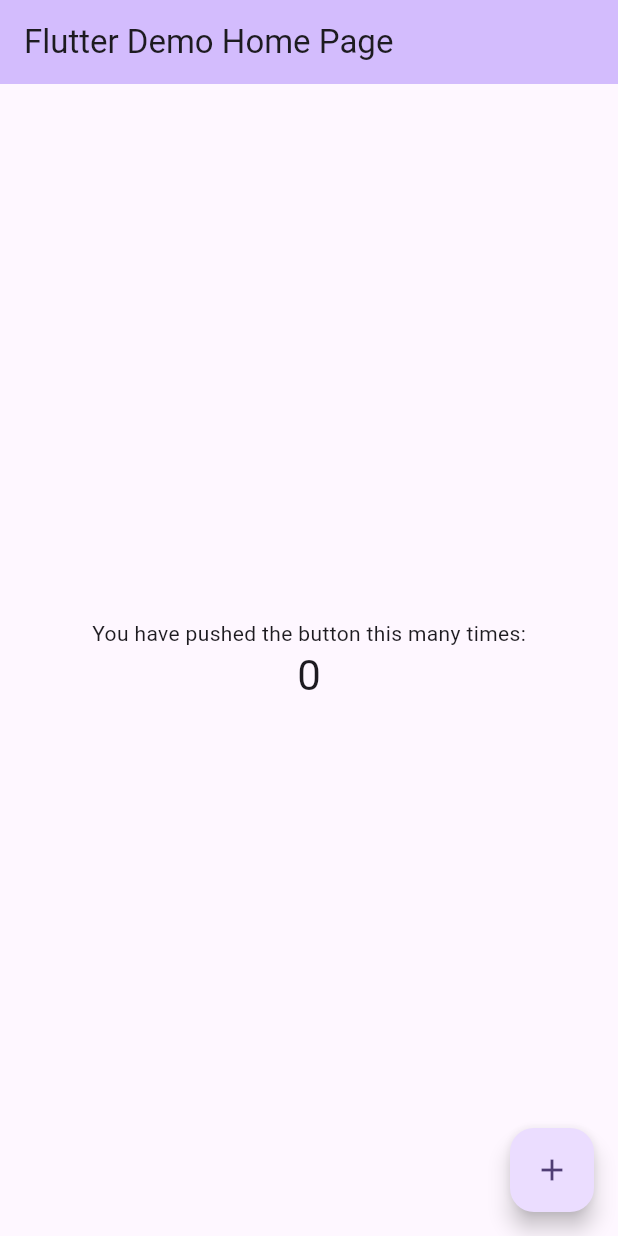
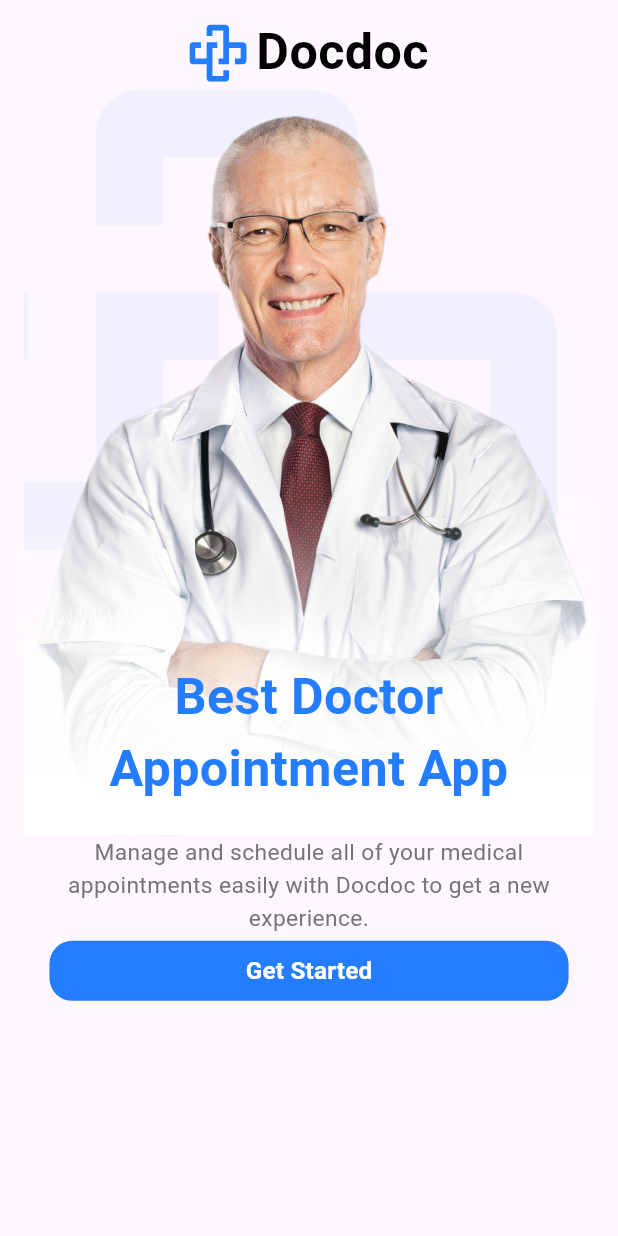
Before and after one commit to Abdallh-Oudaa/advanced-project, a Flutter app: the screen it shows after launch, on a phone screen of 412 x 824 dp. Run offline on Flutter 3.47's test engine with Material 3 defaults, Android fonts, the phone set to English and light mode, and no system bars; our stand-ins replace flutter_screenutil, flutter_svg.

Commit message:
just fake commit

```diff
--- /dev/null
+++ b/lib/core/helper/extension.dart
@@ -0,0 +1,13 @@
+import 'package:flutter/cupertino.dart';
+
+extension NavigatorEnxtension on BuildContext{
+  pushNamed(String routName,{Object? arguments}){
+    return Navigator.pushNamed(this, routName);
+  }
+  pushReplacementNamed(String routName,{Object? arguments}){
+    return Navigator.pushReplacementNamed(this, routName);
+  }
+  pop(){
+    return Navigator.pop(this);
+  }
+}
--- /dev/null
+++ b/lib/core/helper/text_style.dart
@@ -0,0 +1,10 @@
+import 'package:flutter/material.dart';
+import 'package:flutter_screenutil/flutter_screenutil.dart';
+
+class TextStyleHelper {
+  static TextStyle font32blueWeight700 = TextStyle(
+      color: Colors.black, fontSize: 33.sp, fontWeight: FontWeight.w700);
+  static TextStyle font15GrayWeight400=TextStyle(fontSize: 15.sp,fontWeight: FontWeight.w400,color: const Color(0xff757575));
+  static TextStyle font16WhiteWeight600 = TextStyle(
+      color: Colors.white, fontSize: 16.sp, fontWeight: FontWeight.w600);
+}
--- /dev/null
+++ b/lib/core/routing/constant_routes.dart
@@ -0,0 +1,4 @@
+class ConstantRoutes{
+  static const String onBoardingScreen="/onboardingScreen";
+  static const String loginScreen="/loginScreen";
+}
--- /dev/null
+++ b/lib/core/routing/generate_route.dart
@@ -0,0 +1,26 @@
+import 'package:advanced_project/core/routing/constant_routes.dart';
+import 'package:advanced_project/features/login/ui/login_screen.dart';
+import 'package:advanced_project/features/onboarding/onboarding_screen.dart';
+
+import 'package:flutter/material.dart';
+
+class GenerateRouts {
+  static Route onGenerateRouts(RouteSettings settings) {
+    switch (settings.name) {
+      case ConstantRoutes.onBoardingScreen:
+        return MaterialPageRoute(
+            builder: (context) => const OnboardingScreen());
+      case ConstantRoutes.loginScreen:
+        return MaterialPageRoute(
+            builder: (context) => const LoginScreen());
+      default:
+        return MaterialPageRoute(
+          builder: (context) => const Scaffold(
+            body: Center(
+              child: Text("no page found"),
+            ),
+          ),
+        );
+    }
+  }
+}
--- /dev/null
+++ b/lib/core/themeing/colors_manager.dart
@@ -0,0 +1,6 @@
+import 'dart:ui';
+
+class ColorsManager{
+
+  static Color blueColor=const Color(0xff247CFF);
+}
--- /dev/null
+++ b/lib/doc_doc.dart
@@ -0,0 +1,28 @@
+import 'package:advanced_project/core/routing/generate_route.dart';
+import 'package:advanced_project/core/themeing/colors_manager.dart';
+import 'package:advanced_project/features/onboarding/onboarding_screen.dart';
+import 'package:flutter/material.dart';
+import 'package:flutter_screenutil/flutter_screenutil.dart';
+
+import 'core/routing/constant_routes.dart';
+
+class DocDoc extends StatelessWidget {
+  const DocDoc({super.key});
+
+  @override
+  Widget build(BuildContext context) {
+    return ScreenUtilInit(
+      designSize: const Size(375, 812),
+      minTextAdapt: true,
+      splitScreenMode: true,
+      child: MaterialApp(
+        debugShowCheckedModeBanner: false,
+        onGenerateRoute:GenerateRouts.onGenerateRouts ,
+        initialRoute: ConstantRoutes.onBoardingScreen,
+        theme: ThemeData(
+          primaryColor:ColorsManager.blueColor
+        ),
+      ),
+    );
+  }
+}
--- /dev/null
+++ b/lib/features/login/ui/login_screen.dart
@@ -0,0 +1,10 @@
+import 'package:flutter/material.dart';
+
+class LoginScreen extends StatelessWidget {
+  const LoginScreen({super.key});
+
+  @override
+  Widget build(BuildContext context) {
+    return const Scaffold(backgroundColor: Colors.yellow,);
+  }
+}
--- /dev/null
+++ b/lib/features/onboarding/onboarding_screen.dart
@@ -0,0 +1,69 @@
+import 'package:advanced_project/core/helper/extension.dart';
+import 'package:advanced_project/core/routing/constant_routes.dart';
+import 'package:advanced_project/core/routing/generate_route.dart';
+import 'package:advanced_project/core/themeing/colors_manager.dart';
+import 'package:advanced_project/features/onboarding/widgets/icon_title_widget.dart';
+import 'package:advanced_project/features/onboarding/widgets/image_title_widget.dart';
+import 'package:flutter/material.dart';
+import 'package:flutter_screenutil/flutter_screenutil.dart';
+
+import '../../core/helper/text_style.dart';
+
+class OnboardingScreen extends StatelessWidget {
+  const OnboardingScreen({super.key});
+
+  @override
+  Widget build(BuildContext context) {
+    return SafeArea(
+      child: Scaffold(
+        body: Container(
+          width: double.infinity,
+          height: double.infinity,
+          padding: EdgeInsets.only(top: 10.w, bottom: 5.h),
+          child: SingleChildScrollView(
+            child: Column(
+              // crossAxisAlignment: CrossAxisAlignment.stretch,
+              children: [
+                const IconTitleWidget(),
+                const ImageTitleWidget(),
+                Container(
+                  padding:
+                      EdgeInsets.symmetric(horizontal: 30.w, vertical: 0.h),
+                  child: Column(
+                      crossAxisAlignment: CrossAxisAlignment.center,
+                      children: [
+                        Text(
+                          "Manage and schedule all of your medical appointments "
+                          "easily with Docdoc to get a new experience.",
+                          style: TextStyleHelper.font15GrayWeight400,
+                          textAlign: TextAlign.center,
+                        ),
+                        SizedBox(
+                          width: double.infinity,
+                          child: TextButton(
+                              style: ButtonStyle(
+                                  backgroundColor: WidgetStatePropertyAll(
+                                      ColorsManager.blueColor),
+                                  shape: WidgetStatePropertyAll(
+                                      RoundedRectangleBorder(
+                                          borderRadius:
+                                              BorderRadiusGeometry.circular(
+                                                  15.r)))),
+                              onPressed: () {
+                                context.pushNamed(ConstantRoutes.loginScreen);
+                              },
+                              child: Text(
+                                "Get Started",
+                                style: TextStyleHelper.font16WhiteWeight600,
+                              )),
+                        )
+                      ]),
+                )
+              ],
+            ),
+          ),
+        ),
+      ),
+    );
+  }
+}
--- /dev/null
+++ b/lib/features/onboarding/widgets/icon_title_widget.dart
@@ -0,0 +1,20 @@
+import 'package:advanced_project/core/helper/text_style.dart';
+import 'package:flutter/material.dart';
+import 'package:flutter_screenutil/flutter_screenutil.dart';
+import 'package:flutter_svg/flutter_svg.dart';
+
+class IconTitleWidget extends StatelessWidget{
+  const IconTitleWidget({super.key});
+
+  @override
+  Widget build(BuildContext context) {
+    return Row(
+      mainAxisAlignment: MainAxisAlignment.center,
+      children: [
+      SvgPicture.asset("assets/svgs/onborading_docdoc_icon.svg"),
+      SizedBox(width: 5.w,),
+      Text("Docdoc",style: TextStyleHelper.font32blueWeight700,),
+    ],);
+  }
+
+}
--- /dev/null
+++ b/lib/features/onboarding/widgets/image_title_widget.dart
@@ -0,0 +1,48 @@
+import 'package:advanced_project/core/themeing/colors_manager.dart';
+import 'package:flutter/material.dart';
+import 'package:flutter_screenutil/flutter_screenutil.dart';
+
+import '../../../core/helper/text_style.dart';
+
+class ImageTitleWidget extends StatelessWidget {
+  const ImageTitleWidget({super.key});
+
+  @override
+  Widget build(BuildContext context) {
+    return Stack(
+
+      children: [
+        Image.asset(
+          "assets/images/onborading_image.png",
+         // height: 306.h,
+        ),
+        Container(
+          foregroundDecoration:  const BoxDecoration(
+          gradient: LinearGradient(colors: [
+            Colors.white,
+            Color(0xff80fffffff),
+          ],
+             begin: Alignment.bottomCenter,
+            end: Alignment.center,
+            stops: [0.14,0.9]
+          ),
+          ),
+          child: Image.asset(
+            "assets/images/onborading_doctor_image.png",
+            height: 491.h,
+          ),
+        ),
+        Positioned(
+          bottom: 20.h,
+           left: 10.w,
+          right: 10.w,
+          child: Text(
+            "Best Doctor Appointment App",
+            style: TextStyleHelper.font32blueWeight700
+                .copyWith(color: ColorsManager.blueColor),textAlign: TextAlign.center,
+          ),
+        )
+      ],
+    );
+  }
+}
--- a/lib/main.dart
+++ b/lib/main.dart
@@ -1,105 +1,8 @@
+import 'package:advanced_project/doc_doc.dart';
 import 'package:flutter/material.dart';
 
+import 'features/onboarding/onboarding_screen.dart';
+
 void main() {
-  runApp(const MyApp());
+  runApp(const DocDoc());
 }
-
-class MyApp extends StatelessWidget {
-  const MyApp({super.key});
-
-  // This widget is the root of your application.
-  @override
-  Widget build(BuildContext context) {
-    return MaterialApp(
-      title: 'Flutter Demo',
-      theme: ThemeData(
-
-
-        colorScheme: ColorScheme.fromSeed(seedColor: Colors.deepPurple),
-        useMaterial3: true,
-      ),
-      home: const MyHomePage(title: 'Flutter Demo Home Page'),
-    );
-  }
-}
-
-class MyHomePage extends StatefulWidget {
-  const MyHomePage({super.key, required this.title});
-
-
-
-  final String title;
-
-  @override
-  State<MyHomePage> createState() => _MyHomePageState();
-}
-
-class _MyHomePageState extends State<MyHomePage> {
-  int _counter = 0;
-
-  void _incrementCounter() {
-    setState(() {
-      // This call to setState tells the Flutter framework that something has
-      // changed in this State, which causes it to rerun the build method below
-      // so that the display can reflect the updated values. If we changed
-      // _counter without calling setState(), then the build method would not be
-      // called again, and so nothing would appear to happen.
-      _counter++;
-    });
-  }
-
-  @override
-  Widget build(BuildContext context) {
-    // This method is rerun every time setState is called, for instance as done
-    // by the _incrementCounter method above.
-    //
-    // The Flutter framework has been optimized to make rerunning build methods
-    // fast, so that you can just rebuild anything that needs updating rather
-    // than having to individually change instances of widgets.
-    return Scaffold(
-      appBar: AppBar(
-        // TRY THIS: Try changing the color here to a specific color (to
-        // Colors.amber, perhaps?) and trigger a hot reload to see the AppBar
-        // change color while the other colors stay the same.
-        backgroundColor: Theme.of(context).colorScheme.inversePrimary,
-        // Here we take the value from the MyHomePage object that was created by
-        // the App.build method, and use it to set our appbar title.
-        title: Text(widget.title),
-      ),
-      body: Center(
-        // Center is a layout widget. It takes a single child and positions it
-        // in the middle of the parent.
-        child: Column(
-          // Column is also a layout widget. It takes a list of children and
-          // arranges them vertically. By default, it sizes itself to fit its
-          // children horizontally, and tries to be as tall as its parent.
-          //
-          // Column has various properties to control how it sizes itself and
-          // how it positions its children. Here we use mainAxisAlignment to
-          // center the children vertically; the main axis here is the vertical
-          // axis because Columns are vertical (the cross axis would be
-          // horizontal).
-          //
-          // TRY THIS: Invoke "debug painting" (choose the "Toggle Debug Paint"
-          // action in the IDE, or press "p" in the console), to see the
-          // wireframe for each widget.
-          mainAxisAlignment: MainAxisAlignment.center,
-          children: <Widget>[
-            const Text(
-              'You have pushed the button this many times:',
-            ),
-            Text(
-              '$_counter',
-              style: Theme.of(context).textTheme.headlineMedium,
-            ),
-          ],
-        ),
-      ),
-      floatingActionButton: FloatingActionButton(
-        onPressed: _incrementCounter,
-        tooltip: 'Increment',
-        child: const Icon(Icons.add),
-      ), // This trailing comma makes auto-formatting nicer for build methods.
-    );
-  }
-}
```
Also changed, not shown: pubspec.yaml (+14 -3 lines), assets/images/onborading_background_image.png (added), assets/images/onborading_doctor_image.png (added), assets/images/onborading_image.png (added), assets/svgs/onborading_docdoc_icon.svg (added), pubspec.lock, 3 other files.
